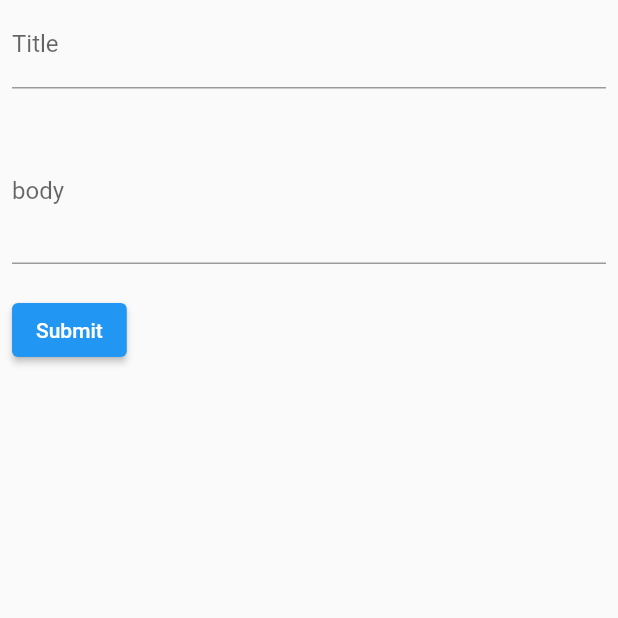
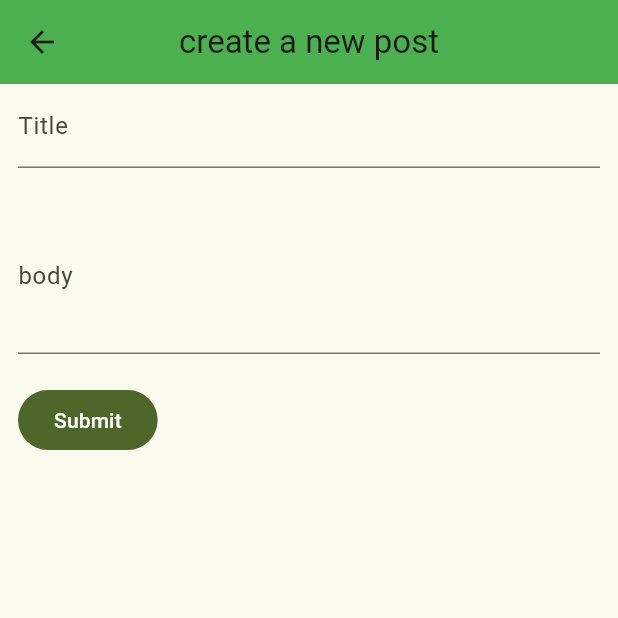
Before and after one commit to mjsafy/MJ-Romina-AP-Reddit-Project-, a Flutter app: the MyCustomForm screen opened directly, on a phone screen of 412 x 824 dp, the top half of it. Run offline on Flutter 3.47's test engine with Material 2 defaults, Android fonts, the phone set to English and light mode, and no system bars.

Commit message:
widgets and colors in create posts are set

```diff
--- a/lib/Create.dart
+++ b/lib/Create.dart
@@ -1,6 +1,34 @@
 import 'package:flutter/material.dart';
 
 import 'Post.dart';
+
+//a page that allows the user to create a new post
+class Create extends StatelessWidget {
+  @override
+  Widget build(BuildContext context) {
+    return Center(
+      child: Column(
+        mainAxisAlignment: MainAxisAlignment.center,
+        children: <Widget>[
+          Text("Create a new post"),
+          RaisedButton(
+            child: Text("Create"),
+            onPressed: () async {
+              final result = await Navigator.of(context).push(
+                MaterialPageRoute(
+                  builder: (_) => MyCustomForm(),
+                ),
+              );
+              if (result is Post) {
+                //TODO: add the new post to the list of posts
+              }
+            },
+          )
+        ],
+      ),
+    );
+  }
+}
 
 // Create a Form widget.
 class MyCustomForm extends StatefulWidget {
@@ -26,8 +54,14 @@ class MyCustomFormState extends State<MyCustomForm> {
   Widget build(BuildContext context) {
     final _spacer = SizedBox(height: 20);
     // Build a Form widget using the _formKey created above.
-    return Container(
-        padding: EdgeInsets.symmetric(horizontal: 8.0),
+    return Scaffold(
+      appBar: AppBar(
+        centerTitle: true,
+        title: Text('create a new post'),
+        backgroundColor: Colors.green,
+      ),
+      body: Container(
+          padding: EdgeInsets.symmetric(horizontal: 12.0),
           child: Form(
             key: _formKey,
             child: Column(
@@ -64,11 +98,18 @@ class MyCustomFormState extends State<MyCustomForm> {
                 submitButton(context)
               ],
             ),
-        ));
+          )),
+    );
   }
 
   Widget submitButton(BuildContext context) {
     return ElevatedButton(
+      style: ElevatedButton.styleFrom(
+        // Foreground color
+        onPrimary: Theme.of(context).colorScheme.onPrimary,
+        // Background color
+        primary: Theme.of(context).colorScheme.primary,
+      ).copyWith(elevation: ButtonStyleButton.allOrNull(0.0)),
       onPressed: () {
         if (_formKey.currentState.validate()) {
           ScaffoldMessenger.of(context).showSnackBar(
--- a/lib/home_page.dart
+++ b/lib/home_page.dart
@@ -12,7 +12,7 @@ class HomePage extends StatefulWidget {
 }
 
 class _HomePageState extends State<HomePage> {
-  List<Widget> pages = [Feed(), Channels(), MyCustomForm(), Settings()];
+  List<Widget> pages = [Feed(), Channels(), Create(), Settings()];
   int _selectedIndex = 0;
 
   @override
@@ -45,7 +45,7 @@ class _HomePageState extends State<HomePage> {
           ),
         ],
         currentIndex: _selectedIndex,
-        selectedItemColor: Colors.lightGreenAccent,
+        selectedItemColor: Colors.green[700],
         unselectedItemColor: Colors.grey,
         onTap: (index) {
           setState(() {
--- a/lib/main.dart
+++ b/lib/main.dart
@@ -21,6 +21,9 @@ class _MyAppState extends State<MyApp> {
   @override
   Widget build(BuildContext context) {
     return MaterialApp(
+      theme: ThemeData(
+          colorSchemeSeed: const Color(0xf0a3b18a), useMaterial3: true),
+
       home: HomePage(),
       debugShowCheckedModeBanner: false,
     );
```
Lines whose indentation alone changed are shown as unchanged.
